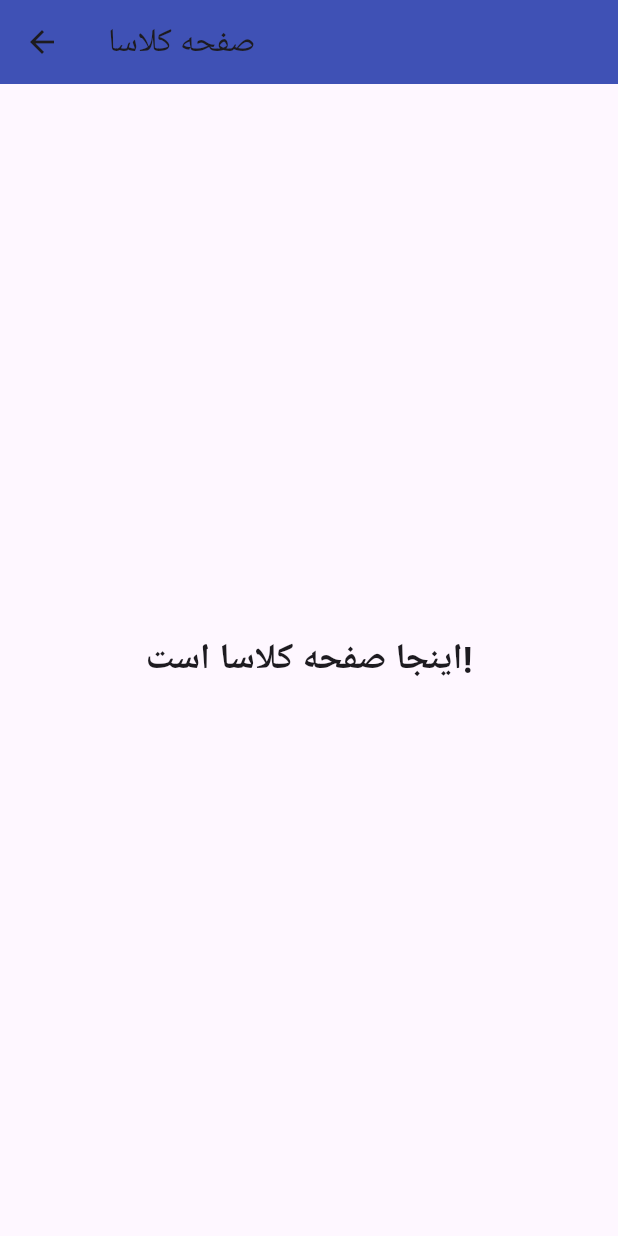
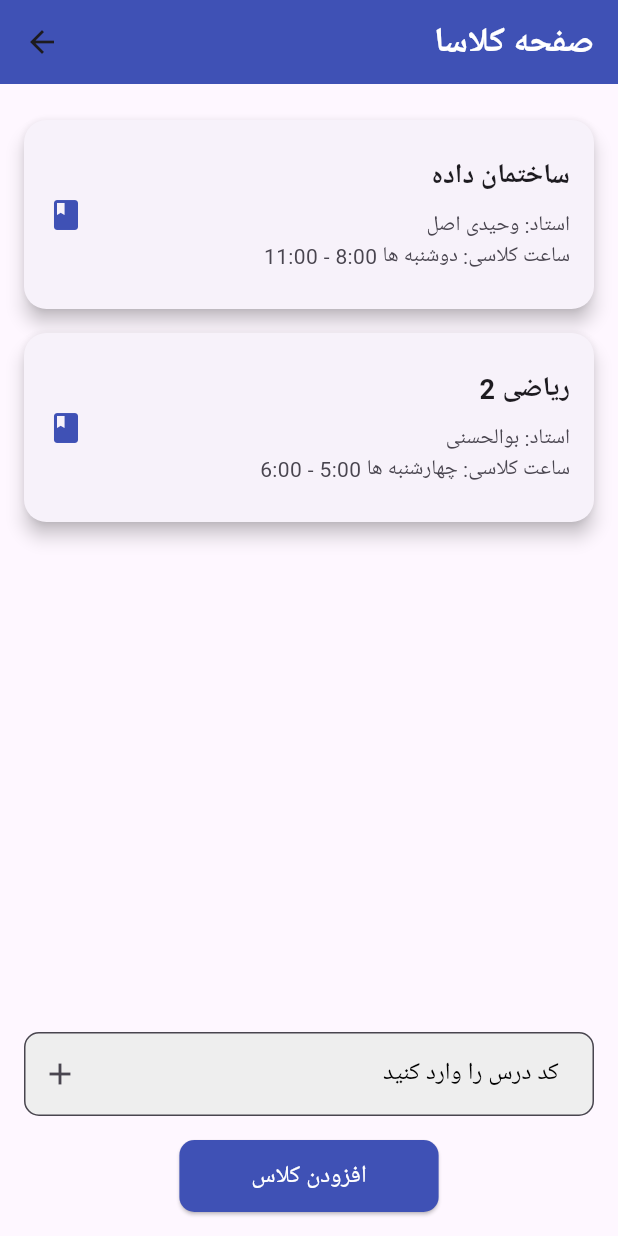
Before and after one commit to zarrroshin/College-Management-App, a Flutter app: the ClassesPage screen opened by its route, on a phone screen of 412 x 824 dp. Run offline on Flutter 3.47's test engine with Material 3 defaults, Android fonts, the phone set to English and light mode, and no system bars; our stand-ins replace fluttertoast, webview_flutter.

Commit message:
implement classes page

```diff
--- a/lib/classes_page.dart
+++ b/lib/classes_page.dart
@@ -1,20 +1,166 @@
 import 'package:flutter/material.dart';
 
-class ClassesPage extends StatelessWidget {
+class ClassesPage extends StatefulWidget {
+  @override
+  _ClassesPageState createState() => _ClassesPageState();
+}
+
+class _ClassesPageState extends State<ClassesPage> {
+  List<Map<String, dynamic>> classes = [
+    {
+      'courseId': 'CS101',
+      'courseName': 'ساختمان داده',
+      'professor': 'وحیدی اصل',
+      'schedule': 'دوشنبه ها 8:00 - 11:00 ',
+      'students': ['student1', 'student2']
+    },
+    {
+      'courseId': 'MATH201',
+      'courseName': 'ریاضی 2',
+      'professor': 'بوالحسنی',
+      'schedule': 'چهارشنبه ها 5:00 - 6:00',
+      'students': ['student1']
+    },
+  ];
+
+  String newCourseId = '';
+  String currentStudent = 'student3';
+
+  void addClass(String courseId) {
+    bool classExists = false;
+    for (var cls in classes) {
+      if (cls['courseId'] == courseId) {
+        classExists = true;
+        if (!cls['students'].contains(currentStudent)) {
+          setState(() {
+            cls['students'].add(currentStudent);
+          });
+          ScaffoldMessenger.of(context).showSnackBar(SnackBar(
+            content: Text('کلاس با موفقیت اضافه شد!'),
+            backgroundColor: Colors.green,
+          ));
+        } else {
+          ScaffoldMessenger.of(context).showSnackBar(SnackBar(
+            content: Text('شما قبلاً در این کلاس ثبت نام کرده‌اید.'),
+            backgroundColor: Colors.orange,
+          ));
+        }
+        break;
+      }
+    }
+    if (!classExists) {
+      ScaffoldMessenger.of(context).showSnackBar(SnackBar(
+        content: Text('کلاس یافت نشد.'),
+        backgroundColor: Colors.red,
+      ));
+    }
+  }
+
   @override
   Widget build(BuildContext context) {
     return Scaffold(
       appBar: AppBar(
-        title: Text('صفحه کلاسا'), // Classes Page
+        title: Align(
+          alignment: Alignment.bottomRight,
+          child: Text(
+            'صفحه کلاسا',
+            style: TextStyle(
+              color: Colors.white,
+              fontSize: 23,
+              fontWeight: FontWeight.bold,
+              fontFamily: 'Roboto',
+            ),
+          ),
+        ),
         backgroundColor: Colors.indigo,
       ),
-      body: Center(
-        child: Text(
-          'اینجا صفحه کلاسا است!', // This is the Classes Page!
-          style: TextStyle(
-            fontSize: 24,
-            fontWeight: FontWeight.bold,
-          ),
+      body: Padding(
+        padding: const EdgeInsets.all(16.0),
+        child: Column(
+          children: [
+            Expanded(
+              child: ListView.builder(
+                itemCount: classes.length,
+                itemBuilder: (context, index) {
+                  return Card(
+                    margin: EdgeInsets.symmetric(vertical: 8),
+                    shape: RoundedRectangleBorder(
+                      borderRadius: BorderRadius.circular(15),
+                    ),
+                    elevation: 5,
+                    child: ListTile(
+                      contentPadding: EdgeInsets.all(16),
+                      leading: Icon(Icons.class_, color: Colors.indigo),
+                      title: Align(
+                        alignment: Alignment.bottomRight,
+                        child: Text(
+                          classes[index]['courseName'],
+                          style: TextStyle(
+                            fontWeight: FontWeight.bold,
+                            fontSize: 18,
+                          ),
+                          textAlign: TextAlign.right,
+                        ),
+                      ),
+                      subtitle: Column(
+                        crossAxisAlignment: CrossAxisAlignment.end,
+                        children: [
+                          SizedBox(height: 8),
+                          Align(
+                            alignment: Alignment.bottomRight,
+                            child: Text('استاد: ${classes[index]['professor']}',
+                                textAlign: TextAlign.right),
+                          ),
+                          Align(
+                            alignment: Alignment.bottomRight,
+                            child: Text('ساعت کلاسی: ${classes[index]['schedule']}',
+                                textAlign: TextAlign.right),
+                          ),
+                        ],
+                      ),
+                    ),
+                  );
+                },
+              ),
+            ),
+            Padding(
+              padding: const EdgeInsets.symmetric(vertical: 16),
+              child: TextField(
+                onChanged: (value) {
+                  newCourseId = value;
+                },
+                decoration: InputDecoration(
+                  border: OutlineInputBorder(
+                    borderRadius: BorderRadius.circular(10),
+                  ),
+                  labelText: 'کد درس را وارد کنید                                          ',
+                  prefixIcon: Icon(Icons.add),
+                  filled: true,
+                  fillColor: Colors.grey[200],
+                  labelStyle: TextStyle(
+                    color: Colors.black,
+                  ),
+                ),
+                textAlign: TextAlign.right,
+              ),
+            ),
+            ElevatedButton(
+              onPressed: () {
+                addClass(newCourseId);
+              },
+              child: Padding(
+                padding: const EdgeInsets.symmetric(vertical: 12, horizontal: 24),
+                child: Text('افزودن کلاس',
+                    style: TextStyle(fontSize: 16, color: Colors.white)),
+              ),
+              style: ElevatedButton.styleFrom(
+                backgroundColor: Colors.indigo,
+                shape: RoundedRectangleBorder(
+                  borderRadius: BorderRadius.circular(10),
+                ),
+              ),
+            ),
+          ],
         ),
       ),
     );
```
